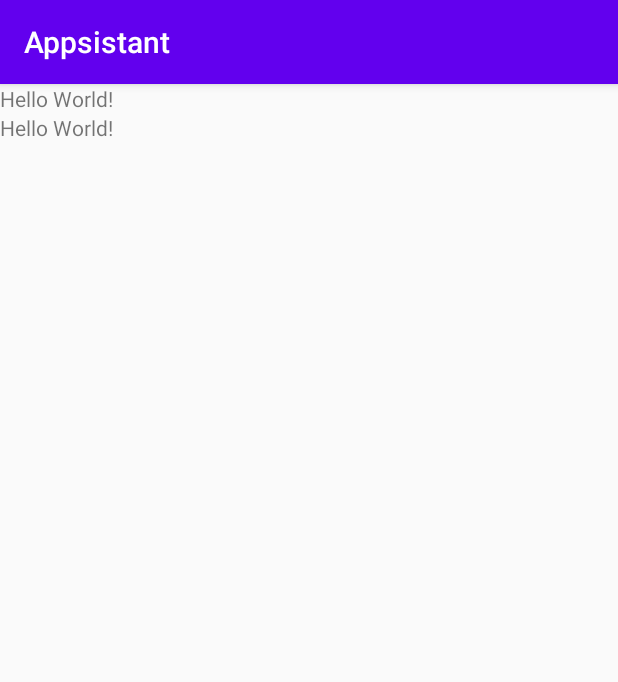
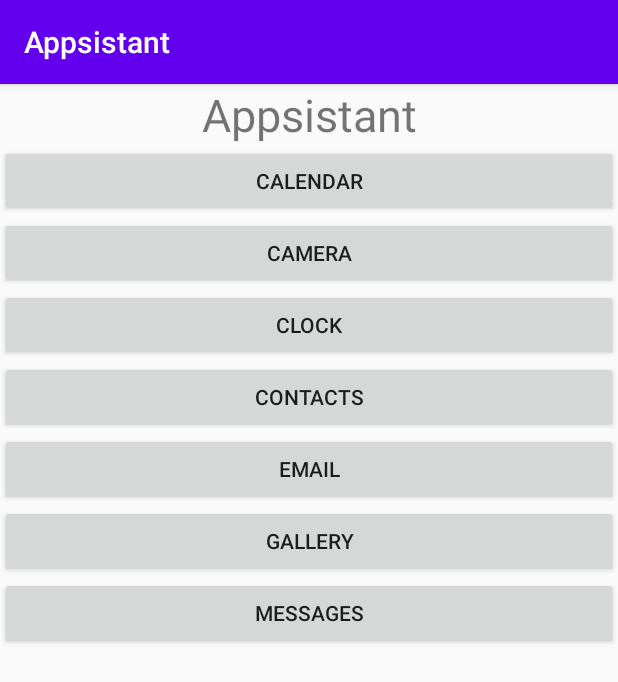
Before and after one commit to Christgo/Appsistant, an Android app: the screen it shows after launch (MainActivity), on a phone screen of 412 x 824 dp. Shown: the top 682 px of the screen. Run offline under Robolectric (Android 15) with nearby library versions, the phone set to English and light mode, and no system bars.

Commit message:
Add basic XML for main activity

```diff
--- a/app/src/main/res/layout/activity_main.xml
+++ b/app/src/main/res/layout/activity_main.xml
@@ -8,14 +8,53 @@
     tools:context=".MainActivity">
 
     <TextView
+        android:id="@+id/appsistant_title"
         android:layout_width="match_parent"
         android:layout_height="wrap_content"
-        android:text="Hello World!"
-        android:onClick="click" />
-
-    <TextView
+        android:text="Appsistant"
+        android:textAlignment="center"
+        android:textSize="30sp" />
+    <Button
+        android:id="@+id/calendar_button"
         android:layout_width="match_parent"
         android:layout_height="wrap_content"
-        android:text="Hello World!" />
+        android:text="Calendar" />
+
+    <Button
+        android:id="@+id/camera_button"
+        android:layout_width="match_parent"
+        android:layout_height="wrap_content"
+        android:text="Camera" />
+
+    <Button
+        android:id="@+id/clock_button"
+        android:layout_width="match_parent"
+        android:layout_height="wrap_content"
+        android:text="Clock" />
+
+    <Button
+        android:id="@+id/contacts_button"
+        android:layout_width="match_parent"
+        android:layout_height="wrap_content"
+        android:text="Contacts" />
+
+    <Button
+        android:id="@+id/email_button"
+        android:layout_width="match_parent"
+        android:layout_height="wrap_content"
+        android:text="Email" />
+
+    <Button
+        android:id="@+id/gallery_button"
+        android:layout_width="match_parent"
+        android:layout_height="wrap_content"
+        android:text="Gallery" />
+
+    <Button
+        android:id="@+id/messages_button"
+        android:layout_width="match_parent"
+        android:layout_height="wrap_content"
+        android:text="Messages" />
+
 
 </androidx.appcompat.widget.LinearLayoutCompat>
```
